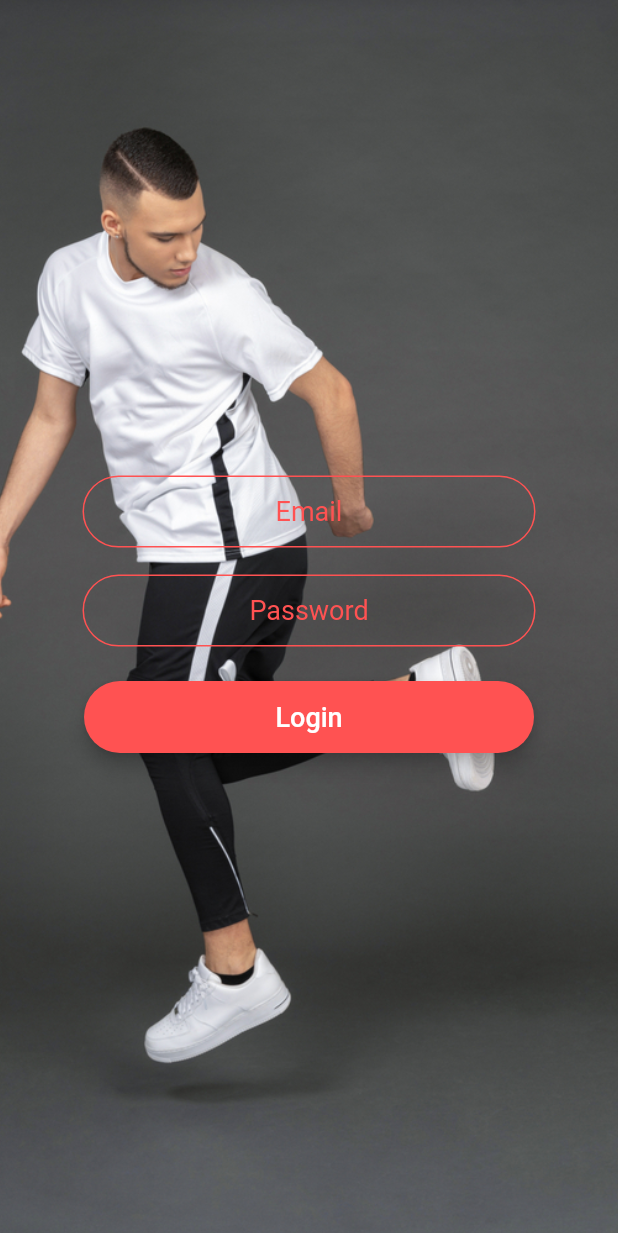
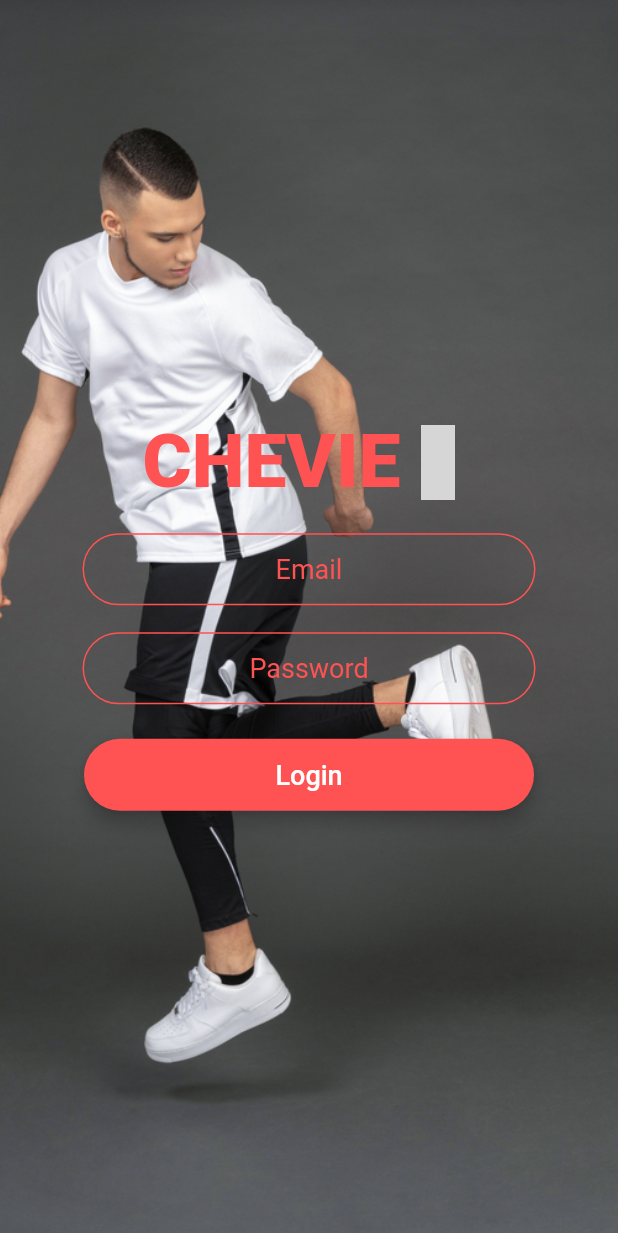
Before and after one commit to NatalmanNahm/chevie_flutter, a Flutter app: the screen it shows after launch, after a tap on "LOGIN", on a phone screen of 412 x 824 dp. Shown: the top 1233 px of the screen. Run offline on Flutter 3.47's test engine with Material 2 defaults, Android fonts, the phone set to English and light mode, and no system bars; our stand-ins replace flutter_icons, google_fonts; Roboto replaces fonts that are missing (Acme); grey boxes are pictures that could not be loaded.

Commit message:
moved the logo designing to a new file so it is reusable in both the login and register screen.

```diff
--- /dev/null
+++ b/lib/Components/chevie_logo.dart
@@ -0,0 +1,30 @@
+import 'package:flutter/material.dart';
+import 'package:google_fonts/google_fonts.dart';
+import 'package:flutter_icons/flutter_icons.dart';
+
+class ChevieLogo extends StatelessWidget {
+
+  @override
+  Widget build(BuildContext context) {
+    return Row(
+      mainAxisAlignment: MainAxisAlignment.center,
+      children: <Widget>[
+        Text(
+          'CHEVIE',
+          style: GoogleFonts.acme(
+              textStyle: TextStyle(
+                  fontSize: 50.0,
+                  fontWeight: FontWeight.w900,
+                  color: Colors.redAccent
+              )
+          ),
+        ),
+        Icon(
+          MaterialCommunityIcons.football,
+          color: Colors.redAccent,
+          size: 50.0,
+        )
+      ],
+    );
+  }
+}
--- a/lib/Screens/login_screen.dart
+++ b/lib/Screens/login_screen.dart
@@ -1,6 +1,7 @@
 import 'package:flutter/material.dart';
 import 'package:cheviefutter/constants.dart';
 import 'package:cheviefutter/Components/rounded_button.dart';
+import 'package:cheviefutter/Components/chevie_logo.dart';
 
 class LoginScreen extends StatefulWidget {
 
@@ -21,6 +22,10 @@ class _LoginScreenState extends State<LoginScreen> {
           child: Column(
             mainAxisAlignment: MainAxisAlignment.center,
             children: <Widget>[
+              ChevieLogo(),
+
+              SizedBox(height: 18.0),
+
               TextField(
                 keyboardType: TextInputType.emailAddress,
                 decoration: kTextFieldDecor.copyWith(hintText: 'Email'),
--- a/lib/Screens/registration_screen.dart
+++ b/lib/Screens/registration_screen.dart
@@ -1,6 +1,7 @@
 import 'package:flutter/material.dart';
 import 'package:cheviefutter/constants.dart';
 import 'package:cheviefutter/Components/rounded_button.dart';
+import 'package:cheviefutter/Components/chevie_logo.dart';
 
 class RegistrationScreen extends StatefulWidget {
 
@@ -20,6 +21,10 @@ class _RegistrationScreenState extends State<RegistrationScreen> {
           child: Column(
             mainAxisAlignment: MainAxisAlignment.center,
             children: <Widget>[
+              ChevieLogo(),
+
+              SizedBox(height: 18.0),
+
               TextField(
                 style: kTextFieldStyle,
                 keyboardType: TextInputType.text,
--- a/lib/Screens/welcome_screen.dart
+++ b/lib/Screens/welcome_screen.dart
@@ -1,8 +1,7 @@
 import 'package:cheviefutter/Screens/login_screen.dart';
 import 'package:cheviefutter/Screens/registration_screen.dart';
 import 'package:flutter/material.dart';
-import 'package:flutter_icons/flutter_icons.dart';
-import 'package:google_fonts/google_fonts.dart';
+import 'package:cheviefutter/Components/chevie_logo.dart';
 import 'package:cheviefutter/Components/rounded_button.dart';
 import 'package:cheviefutter/constants.dart';
 
@@ -22,26 +21,7 @@ class _WelcomeScreenState extends State<WelcomeScreen> {
         child: Column(
           mainAxisAlignment: MainAxisAlignment.center,
           children: <Widget>[
-            Row(
-              mainAxisAlignment: MainAxisAlignment.center,
-              children: <Widget>[
-                Text(
-                  'CHEVIE',
-                  style: GoogleFonts.acme(
-                    textStyle: TextStyle(
-                        fontSize: 50.0,
-                        fontWeight: FontWeight.w900,
-                        color: Colors.redAccent
-                    )
-                  ),
-                ),
-                Icon(
-                  MaterialCommunityIcons.football,
-                  color: Colors.redAccent,
-                  size: 50.0,
-                )
-              ],
-            ),
+            ChevieLogo(),
 
             SizedBox(height: 10.0),
 
```
